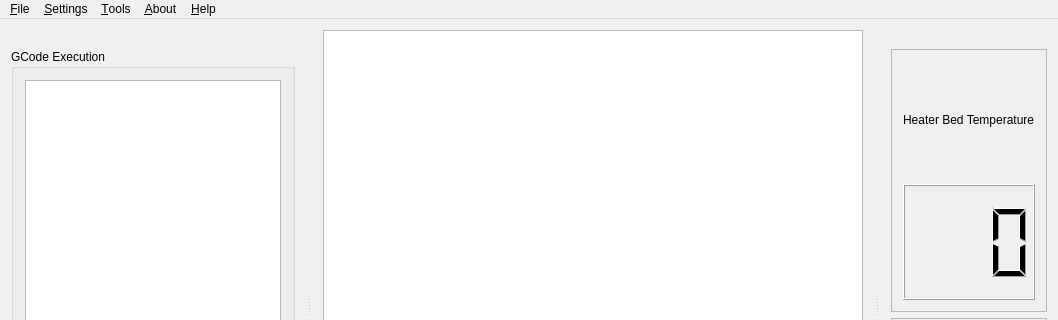
The window that mainwindow.ui (Bahamuttg/PiRinter3D) describes before a commit, drawn with Qt 5; both pictures show x 0 to 1058 and y 0 to 320 of the 1058 by 614 pixel window.
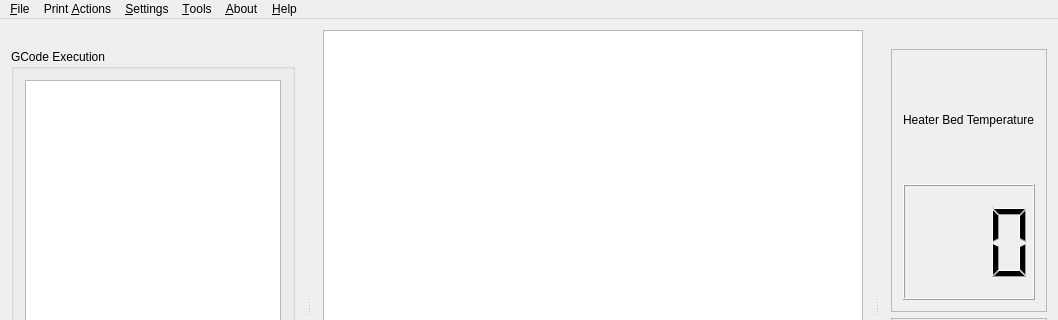
The same window after the commit. Icons and pictures are not drawn.

Commit message: Configuring Main Menu

```diff
--- a/mainwindow.ui
+++ b/mainwindow.ui
@@ -68,7 +68,19 @@
      <string>&amp;Help</string>
     </property>
    </widget>
+   <widget class="QMenu" name="menuPrint_Actions">
+    <property name="title">
+     <string>Print &amp;Actions</string>
+    </property>
+    <addaction name="actionS_tart"/>
+    <addaction name="action_Stop"/>
+    <addaction name="actionJump_Forward"/>
+    <addaction name="actionJump_Backward"/>
+    <addaction name="action_Restart"/>
+    <addaction name="actionJump_Bac_k_Slice"/>
+   </widget>
    <addaction name="menu_File"/>
+   <addaction name="menuPrint_Actions"/>
    <addaction name="menu_Settings"/>
    <addaction name="menu_Tools"/>
    <addaction name="menu_About"/>
```
Left out of the diff: 51 changed lines with no effect on the pictures.
